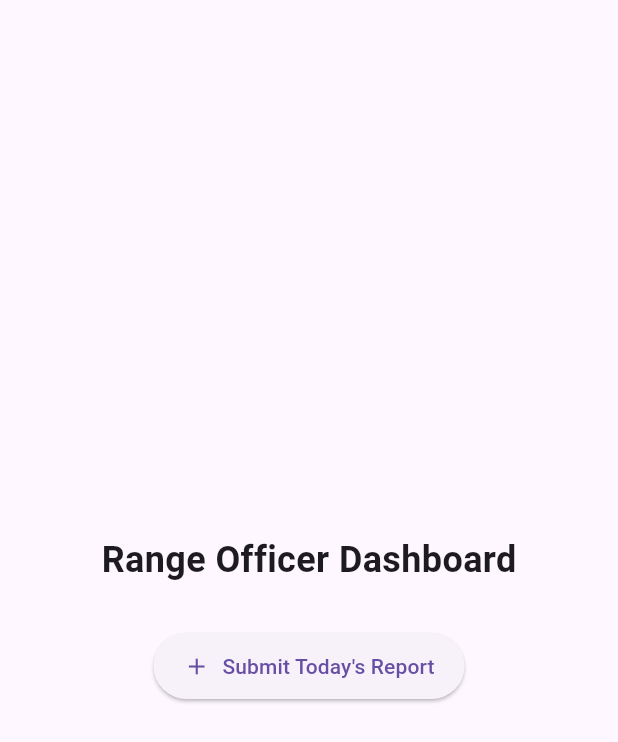
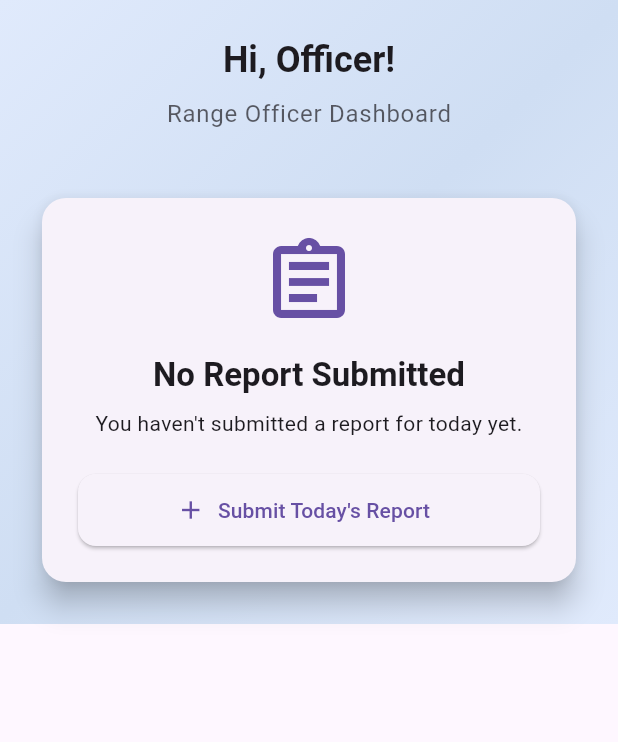
Before and after one commit to ABHINAVPRIYADARSHI/range_reports__flutter_app, a Flutter app: the RangeDashboard screen opened by its route, on a phone screen of 412 x 824 dp. Shown: the top 742 px of the screen. Run offline on Flutter 3.47's test engine with Material 3 defaults, Android fonts, the phone set to English and light mode, and no system bars; our stand-ins replace shared_preferences, supabase_flutter; accounts and stored records are empty.

Commit message:
Range officer dashboard beautify

```diff
--- a/lib/screens/dashboards/range_dashboard.dart
+++ b/lib/screens/dashboards/range_dashboard.dart
@@ -4,6 +4,7 @@ import 'package:flutter/material.dart';
 import 'package:provider/provider.dart';
 import '../../providers/auth_provider.dart';
 import '../../providers/report_provider.dart';
+import '../../providers/theme_provider.dart';
 import '../../routes.dart';
 
 class RangeDashboard extends StatefulWidget {
@@ -49,59 +50,189 @@ class _RangeDashboardState extends State<RangeDashboard> {
 
   @override
   Widget build(BuildContext context) {
+    final theme = Theme.of(context);
+    final themeProv = Provider.of<ThemeProvider>(context, listen: true);
+    final authProvider = Provider.of<AuthProvider>(context, listen: true);
+    final isDark = themeProv.isDarkMode;
     final reportProvider = Provider.of<ReportProvider>(context);
     final todaysReport = reportProvider.todaysReport;
+    final userName = (authProvider.user?['name'] as String?) ?? 'Officer!';
+
+    // Define gradient colors based on theme
+    final gradientColors = isDark
+        ? [
+            const Color(0xFF0F2027), // Dark teal
+            const Color(0xFF203A43), // Darker teal
+            const Color(0xFF2C5364), // Dark blue-gray
+          ]
+        : [
+            const Color(0xFFE0EAFC), // Very light blue
+            const Color(0xFFCFDEF3), // Light blue
+            const Color(0xFFE0EAFC), // Very light blue
+          ];
 
     return Scaffold(
-      body: Center(
+      body: Container(
+        decoration: BoxDecoration(
+          gradient: LinearGradient(
+            colors: gradientColors,
+            begin: Alignment.topLeft,
+            end: Alignment.bottomRight,
+          ),
+        ),
+        child: SafeArea(
+          child: SingleChildScrollView(
             child: Padding(
-          padding: const EdgeInsets.all(20.0),
+              padding: const EdgeInsets.all(24.0),
               child: Column(
-            mainAxisAlignment: MainAxisAlignment.center,
+                crossAxisAlignment: CrossAxisAlignment.stretch,
                 children: [
-              const Text(
+                  // Header Section
+                  Column(
+                    children: [
+                      Text(
+                        'Hi, $userName',
+                        style: theme.textTheme.headlineSmall?.copyWith(
+                          fontWeight: FontWeight.bold,
+                          color: theme.colorScheme.onSurface,
+                        ),
+                        textAlign: TextAlign.center,
+                      ),
+                      const SizedBox(height: 8),
+                      Text(
                         'Range Officer Dashboard',
-                style: TextStyle(fontSize: 24, fontWeight: FontWeight.bold),
+                        style: theme.textTheme.bodyLarge?.copyWith(
+                          color: theme.colorScheme.onSurface.withOpacity(0.7),
                         ),
-              const SizedBox(height: 30),
+                      ),
+                    ],
+                  ),
+
+                  const SizedBox(height: 40),
+
+                  // Main Content
                   if (reportProvider.isLoading)
-                const CircularProgressIndicator()
+                    const Center(
+                      child: Padding(
+                        padding: EdgeInsets.all(32.0),
+                        child: CircularProgressIndicator(),
+                      ),
+                    )
                   else if (todaysReport != null)
-                // TODO: Replace with ReportSummaryCard widget
+                    // Report Status Card
                     Card(
+                      elevation: 8,
+                      shape: RoundedRectangleBorder(
+                        borderRadius: BorderRadius.circular(16),
+                      ),
                       child: Padding(
-                    padding: const EdgeInsets.all(16.0),
+                        padding: const EdgeInsets.all(24.0),
                         child: Column(
                           children: [
-                        const Text('Today\'s report submitted.', style: TextStyle(fontSize: 16)),
-                        const SizedBox(height: 10),
-                        ElevatedButton.icon(
+                            Icon(
+                              Icons.check_circle_outline,
+                              size: 64,
+                              color: theme.colorScheme.primary,
+                            ),
+                            const SizedBox(height: 16),
+                            Text(
+                              'Report Submitted',
+                              style: theme.textTheme.titleLarge?.copyWith(
+                                fontWeight: FontWeight.bold,
+                              ),
+                            ),
+                            const SizedBox(height: 8),
+                            Text(
+                              'You have successfully submitted today\'s report.',
+                              style: theme.textTheme.bodyMedium,
+                              textAlign: TextAlign.center,
+                            ),
+                            const SizedBox(height: 24),
+                            SizedBox(
+                              width: double.infinity,
+                              height: 48,
+                              child: ElevatedButton.icon(
                                 onPressed: () {
-                            Navigator.pushNamed(context, Routes.reportForm, arguments: {
+                                  Navigator.pushNamed(
+                                    context,
+                                    Routes.reportForm,
+                                    arguments: {
                                       'mode': 'edit',
                                       'report': todaysReport,
-                            });
                                     },
-                          icon: const Icon(Icons.edit),
-                          label: const Text('Edit Report'),
+                                  );
+                                },
+                                icon: const Icon(Icons.edit_document, size: 20),
+                                label: const Text('View/Edit Report'),
+                                style: ElevatedButton.styleFrom(
+                                  shape: RoundedRectangleBorder(
+                                    borderRadius: BorderRadius.circular(12),
+                                  ),
+                                ),
+                              ),
                             ),
                           ],
                         ),
                       ),
                     )
                   else
-                ElevatedButton.icon(
+                    // No Report Card
+                    Card(
+                      elevation: 8,
+                      shape: RoundedRectangleBorder(
+                        borderRadius: BorderRadius.circular(16),
+                      ),
+                      child: Padding(
+                        padding: const EdgeInsets.all(24.0),
+                        child: Column(
+                          children: [
+                            Icon(
+                              Icons.assignment_outlined,
+                              size: 64,
+                              color: theme.colorScheme.primary,
+                            ),
+                            const SizedBox(height: 16),
+                            Text(
+                              'No Report Submitted',
+                              style: theme.textTheme.titleLarge?.copyWith(
+                                fontWeight: FontWeight.bold,
+                              ),
+                            ),
+                            const SizedBox(height: 8),
+                            Text(
+                              'You haven\'t submitted a report for today yet.',
+                              style: theme.textTheme.bodyMedium,
+                              textAlign: TextAlign.center,
+                            ),
+                            const SizedBox(height: 24),
+                            SizedBox(
+                              width: double.infinity,
+                              height: 48,
+                              child: ElevatedButton.icon(
                                 onPressed: () async {
-                    // Navigate and wait for the form to be closed
-                    await Navigator.pushNamed(context, Routes.reportForm, arguments: {'mode': 'new'});
-                    // When back, re-fetch the report to update the UI
+                                  await Navigator.pushNamed(
+                                    context,
+                                    Routes.reportForm,
+                                    arguments: {'mode': 'new'},
+                                  );
                                   _fetchTodaysReport();
                                 },
-                  icon: const Icon(Icons.add),
+                                icon: const Icon(Icons.add, size: 20),
                                 label: const Text('Submit Today\'s Report'),
-                  style: ElevatedButton.styleFrom(padding: const EdgeInsets.symmetric(horizontal: 20, vertical: 12)),
+                                style: ElevatedButton.styleFrom(
+                                  shape: RoundedRectangleBorder(
+                                    borderRadius: BorderRadius.circular(12),
+                                  ),
+                                ),
+                              ),
                             ),
                           ],
+                        ),
+                      ),
+                    ),
+                ],
+              ),
+            ),
           ),
         ),
       ),
```
Lines whose indentation alone changed are shown as unchanged.
